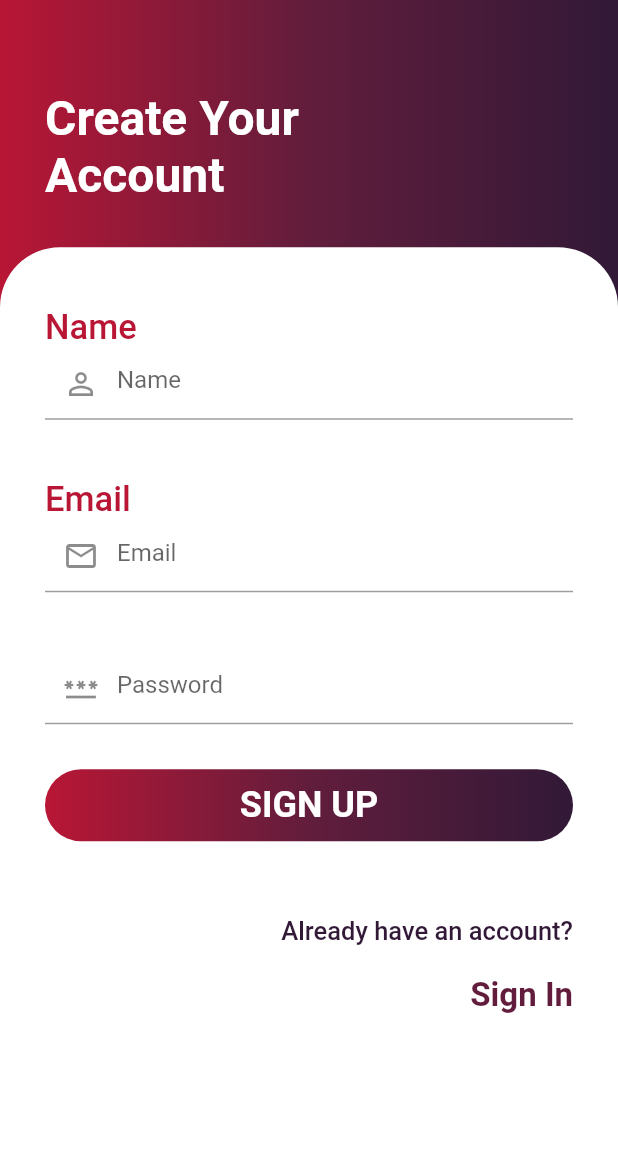
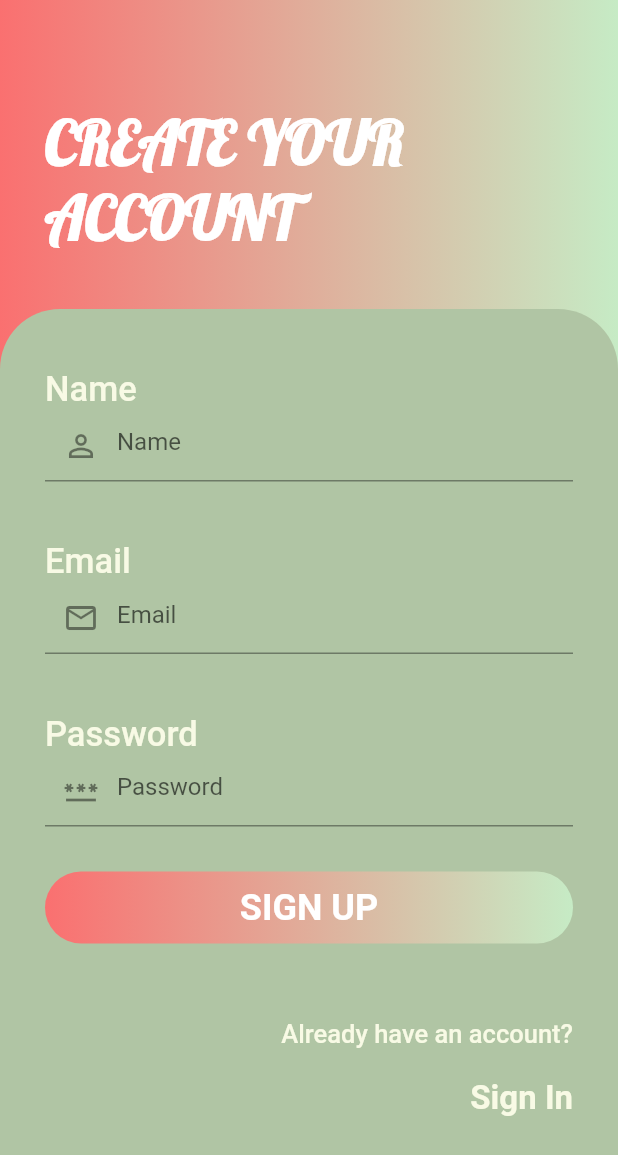
Before and after one commit to sajadnowroozi2003/BarberBookingApp, a Flutter app: the SignUp screen opened directly, on a phone screen of 412 x 824 dp. Shown: the top 1155 px of the screen. Run offline on Flutter 3.47's test engine with Material 2 defaults, Android fonts, the light colour scheme and no system bars.

Commit message:
finished UI desgin

```diff
--- a/lib/main.dart
+++ b/lib/main.dart
@@ -17,7 +17,7 @@ class MyApp extends StatelessWidget {
   Widget build(BuildContext context) {
     return MaterialApp(
       debugShowCheckedModeBanner: false,
-      home: Home(),
+      home: Onboearding(),
     );
   }
 }
--- a/lib/pages/onboarding.dart
+++ b/lib/pages/onboarding.dart
@@ -13,12 +13,13 @@ class _OnboeardingState extends State<Onboearding> {
   @override
   Widget build(BuildContext context) {
     return Scaffold(
-      backgroundColor: Color(0xFF2b1615),
+      backgroundColor: Color(0xFFB0C5A4),
       body: Container(
           margin: EdgeInsets.only(top: 120.0),
           child: Column(
             children: [
-              Image.asset("images/barber-removebg.png"),
+              Image.asset("images/barber2.png"),
+              Image.asset("images/barbertitle.png"),
               SizedBox(
                 height: 60.0,
               ),
--- a/lib/pages/signup.dart
+++ b/lib/pages/signup.dart
@@ -17,23 +17,23 @@ class _SignUpState extends State<SignUp> {
           child: Stack(
             children: [
               Container(
-                padding: EdgeInsets.only(top: 60.0, left: 30.0),
-                height: MediaQuery.of(context).size.height / 1,
+                padding: EdgeInsets.only(top: 70.0, left: 30.0),
+                height: MediaQuery.of(context).size.height / 2,
                 width: MediaQuery.of(context).size.width,
                 decoration: BoxDecoration(
                   gradient: LinearGradient(
                     colors: [
-                      Color(0xFFB91635),
-                      Color(0xFF621d3c),
-                      Color(0xFF311937),
+                      Color(0xFFFA7070),
+                      Color(0xFFC6EBC5),
                     ],
                   ),
                 ),
                 child: Text(
-                  "Create Your\nAccount",
+                  "CREATE YOUR\nACCOUNT",
                   style: TextStyle(
+                      fontFamily: 'lobster',
                       color: Colors.white,
-                      fontSize: 32.0,
+                      fontSize: 40.0,
                       fontWeight: FontWeight.bold),
                 ),
               ),
@@ -41,11 +41,11 @@ class _SignUpState extends State<SignUp> {
                 padding: EdgeInsets.only(
                     top: 40.0, left: 30.0, right: 30.0, bottom: 30.0),
                 margin: EdgeInsets.only(
-                    top: MediaQuery.of(context).size.height / 5),
+                    top: MediaQuery.of(context).size.height / 4),
                 height: MediaQuery.of(context).size.height,
                 width: MediaQuery.of(context).size.width,
                 decoration: BoxDecoration(
-                  color: Colors.white,
+                  color: Color(0xFFB0C5A4),
                   borderRadius: BorderRadius.only(
                     topLeft: Radius.circular(40.0),
                     topRight: Radius.circular(40.0),
@@ -57,7 +57,7 @@ class _SignUpState extends State<SignUp> {
                       Text(
                         "Name",
                         style: TextStyle(
-                            color: Color(0xFFB91635),
+                            color: Color(0xFFF8FAE5),
                             fontSize: 23.0,
                             fontWeight: FontWeight.w500),
                       ),
@@ -72,7 +72,7 @@ class _SignUpState extends State<SignUp> {
                       Text(
                         "Email",
                         style: TextStyle(
-                            color: Color(0xFFB91635),
+                            color: Color(0xFFF8FAE5),
                             fontSize: 23.0,
                             fontWeight: FontWeight.w500),
                       ),
@@ -83,6 +83,13 @@ class _SignUpState extends State<SignUp> {
                       ),
                       SizedBox(
                         height: 40.0,
+                      ),
+                      Text(
+                        "Password",
+                        style: TextStyle(
+                            color: Color(0xFFF8FAE5),
+                            fontSize: 23.0,
+                            fontWeight: FontWeight.w500),
                       ),
                       TextField(
                         obscureText: true,
@@ -99,9 +106,8 @@ class _SignUpState extends State<SignUp> {
                         decoration: BoxDecoration(
                           gradient: LinearGradient(
                             colors: [
-                              Color(0xFFB91635),
-                              Color(0xFF621d3c),
-                              Color(0xFF311937),
+                              Color(0xFFFA7070),
+                              Color(0xFFC6EBC5),
                             ],
                           ),
                           borderRadius: BorderRadius.circular(30.0),
@@ -125,7 +131,7 @@ class _SignUpState extends State<SignUp> {
                           Text(
                             "Already have an account?",
                             style: TextStyle(
-                                color: Color(0xFF311937),
+                                color: Color(0xFFF8FAE5),
                                 fontSize: 17.0,
                                 fontWeight: FontWeight.w500),
                           ),
@@ -149,7 +155,7 @@ class _SignUpState extends State<SignUp> {
                             Text(
                               "Sign In",
                               style: TextStyle(
-                                  color: Color(0xFF621d3c),
+                                  color: Color(0xFFF8FAE5),
                                   fontSize: 22.0,
                                   fontWeight: FontWeight.bold),
                             ),
```
Also changed, not shown: lib/pages/booking.dart (+5 -9 lines), lib/pages/home.dart (+13 -13 lines), lib/pages/login.dart (+23 -16 lines), pubspec.yaml (+9 -9 lines), fonts/Lobster-Regular.ttf (added), fonts/Pacifico-Regular.ttf (added), images/barber2.png (added), images/barber3.png (added), images/barbertitle.png (added), images/discount.png.
